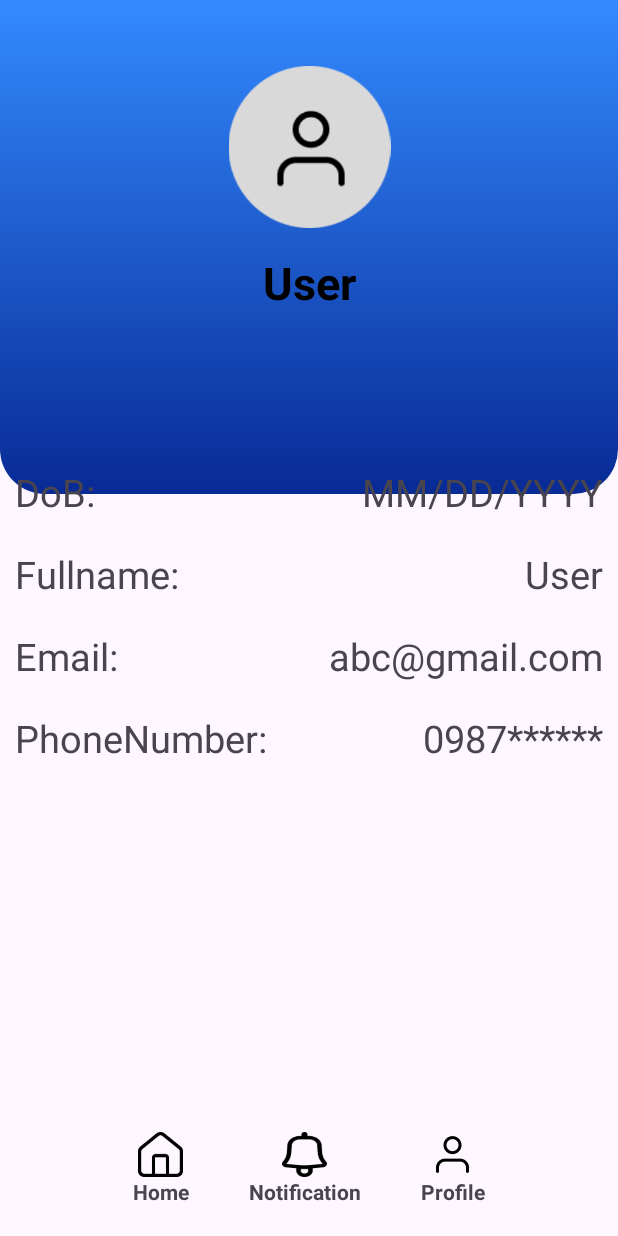
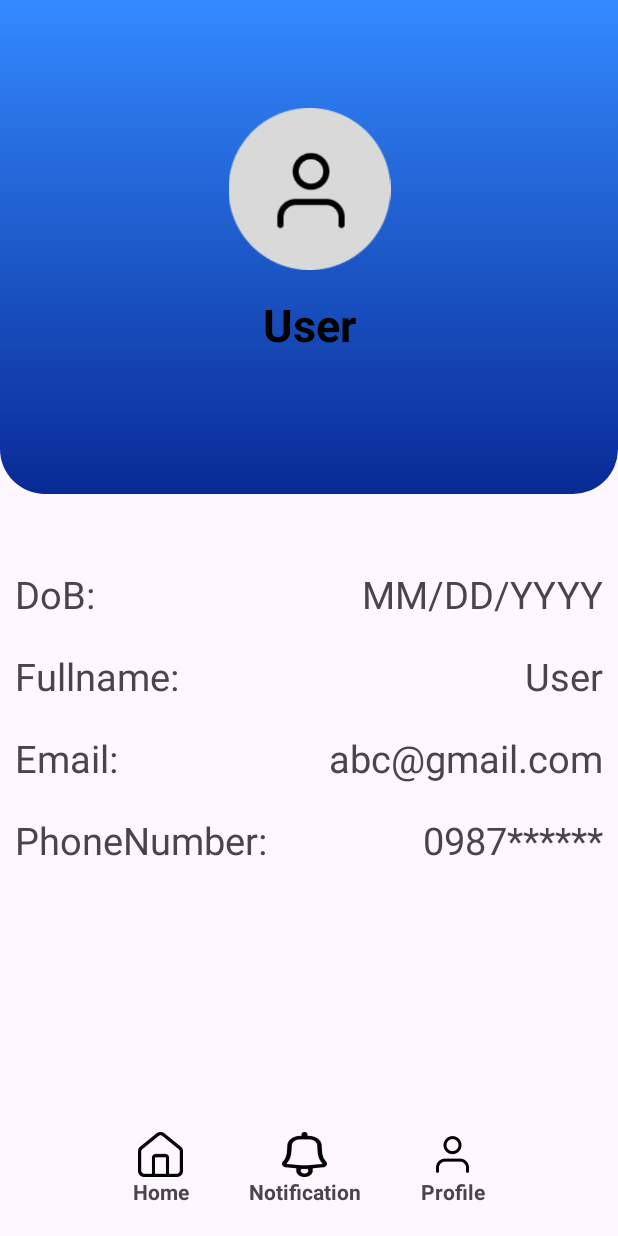
Before and after one commit to hatrungnguyen/Mobile, an Android app: the ProfileActivity screen opened directly, with no data from a screen before it, on a phone screen of 412 x 824 dp. Run offline under Robolectric (Android 15) with nearby library versions, the phone set to English and light mode, and no system bars.

Commit message:
Profile Layout (fixed)

```diff
--- a/app/src/main/res/layout/activity_profile.xml
+++ b/app/src/main/res/layout/activity_profile.xml
@@ -18,11 +18,12 @@
         app:layout_constraintTop_toTopOf="parent"
         app:srcCompat="@drawable/top_background"/>
 
+
     <ImageView
         android:id="@+id/profile_image"
         android:layout_width="143dp"
         android:layout_height="108dp"
-        android:layout_marginTop="44dp"
+        android:layout_marginTop="72dp"
         app:layout_constraintEnd_toEndOf="parent"
         app:layout_constraintStart_toStartOf="parent"
         app:layout_constraintTop_toTopOf="parent"
@@ -32,6 +33,7 @@
         android:id="@+id/tv1"
         android:layout_width="wrap_content"
         android:layout_height="wrap_content"
+        android:layout_marginTop="16dp"
         android:text="User"
         android:textAlignment="center"
         android:textColor="@color/dark_background"
@@ -39,18 +41,16 @@
         android:textStyle="bold"
         app:layout_constraintEnd_toEndOf="@+id/profile_image"
         app:layout_constraintStart_toStartOf="@+id/profile_image"
-        app:layout_constraintTop_toBottomOf="@+id/profile_image"
-        android:layout_marginTop="16dp" />
-
+        app:layout_constraintTop_toBottomOf="@+id/profile_image" />
 
     <LinearLayout
         android:id="@+id/user_information"
         android:layout_width="match_parent"
         android:layout_height="wrap_content"
-        android:layout_marginTop="92dp"
+        android:layout_marginTop="132dp"
         android:orientation="vertical"
         app:layout_constraintTop_toBottomOf="@+id/tv1"
-        tools:layout_editor_absoluteX="1dp">
+        tools:layout_editor_absoluteX="0dp">
 
         <LinearLayout
             android:id="@+id/DoB"
```
